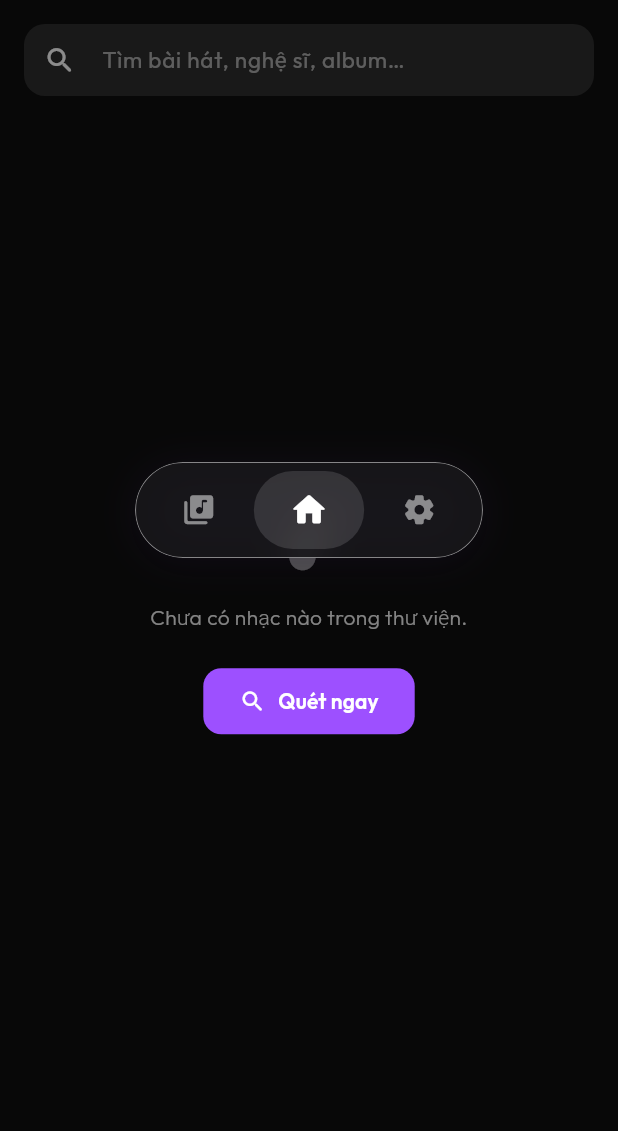
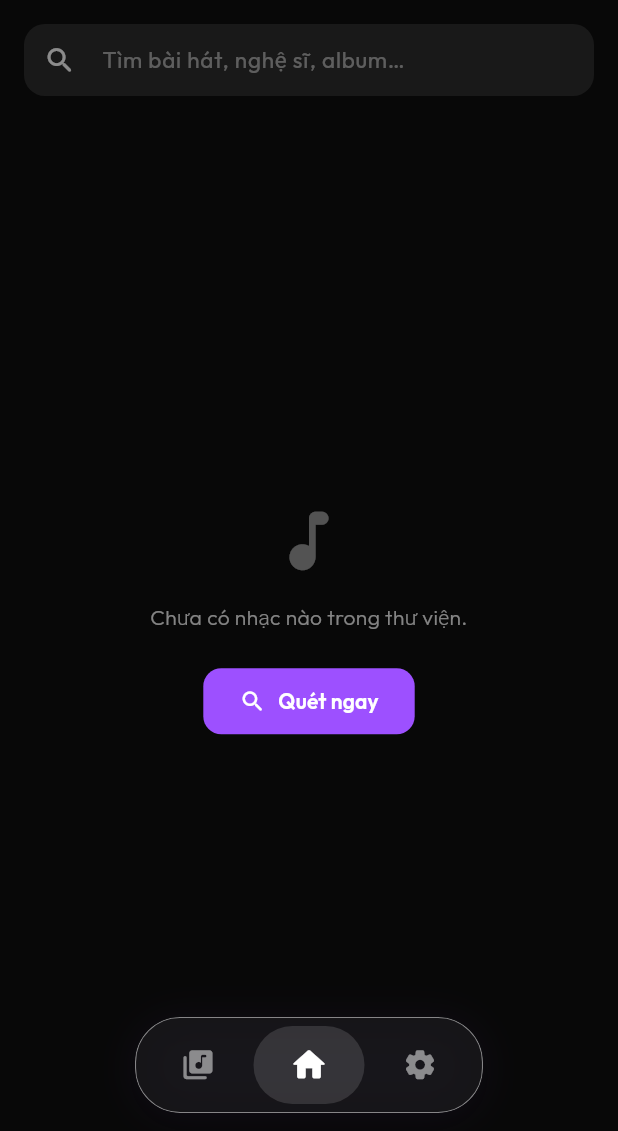
Before and after one commit to Khanq91/Muzicz, a Flutter app: the HomeScreen screen opened directly, on a phone screen of 412 x 824 dp, the part 105-1236 px from its top. Run offline on Flutter 3.47's test engine with Material 3 defaults, Android fonts, the phone set to English and light mode, and no system bars; our stand-ins replace audio_service, cached_network_image, connectivity_plus, file_picker, flutter_riverpod, google_fonts and 7 more; missing offline and left inert: just_waveform, liquid_glass_widgets; accounts and stored records are empty.

Commit message:
fix some ui error

```diff
--- a/lib/core/app_strings.dart
+++ b/lib/core/app_strings.dart
@@ -319,7 +319,7 @@ abstract final class AppStrings {
 
   // Bottom-nav style sheet
   static const bottomNavStyleSubtitle = 'Chọn phong cách thanh điều hướng dưới';
-  static const bottomNavFancyDesc = 'Kính mờ với hiệu ứng nổi bật';
+  static const bottomNavFancyDesc = 'Liquid Glass với khúc xạ ánh sáng';
   static const bottomNavNormalDesc = 'Tối giản, nền trong suốt';
 
   // Music visual sheet
--- a/lib/screens/home_screen.dart
+++ b/lib/screens/home_screen.dart
@@ -52,27 +52,22 @@ class _HomeScreenState extends State<HomeScreen> {
           Positioned.fill(
             child: IndexedStack(index: _currentIndex, children: _tabs),
           ),
-          Positioned(
-            left: 0,
-            right: 0,
-            bottom: AppBottomNavigation.miniPlayerBottom(context),
-            child: Consumer<PlayerProvider>(
-              builder:
-                  (_, player, __) =>
-                      player.currentSong != null
-                          ? const RepaintBoundary(child: MiniPlayer())
-                          : const SizedBox.shrink(),
-            ),
-          ),
         ],
       ),
-      bottomNavigationBar: AppBottomNavigation(
+      bottomNavigationBar: Consumer<PlayerProvider>(
+        builder:
+            (_, player, __) => AppBottomNavigation(
               currentIndex: _currentIndex,
               onTap: (index) {
                 if (index != 1) _homeTabKey.currentState?.clearSelection();
                 setState(() => _currentIndex = index);
               },
               style: bottomNavStyle,
+              miniPlayer:
+                  player.currentSong != null
+                      ? const MiniPlayer(embeddedInDock: true)
+                      : null,
+            ),
       ),
     );
   }
--- a/lib/screens/library_screen.dart
+++ b/lib/screens/library_screen.dart
@@ -52,6 +52,7 @@ class _LibraryScreenState extends State<LibraryScreen>
     return Scaffold(
       backgroundColor: c.background,
       body: SafeArea(
+        bottom: false,
         child: Column(
           children: [
             Padding(
--- a/lib/widgets/app_bottom_navigation.dart
+++ b/lib/widgets/app_bottom_navigation.dart
@@ -1,6 +1,7 @@
 import 'dart:ui' show ImageFilter;
 
 import 'package:flutter/material.dart';
+import 'package:liquid_glass_widgets/liquid_glass_widgets.dart';
 
 import '../providers/theme_provider.dart';
 import '../theme/app_colors_data.dart';
@@ -12,37 +13,35 @@ class AppBottomNavigation extends StatelessWidget {
     required this.currentIndex,
     required this.onTap,
     required this.style,
+    this.miniPlayer,
   });
 
   static const double _barHeight = 64;
+  static const double _miniPlayerHeight = 56;
+  static const double _dividerHeight = 1;
   static const double _bottomMargin = 12;
   static const double _topMargin = 8;
-  static const double _miniPlayerHeight = 80;
 
   final int currentIndex;
   final ValueChanged<int> onTap;
   final BottomNavStyle style;
+  final Widget? miniPlayer;
 
-  /// Space from the bottom of the body to the top of the floating navigation.
-  static double bottomOverlayExtent(BuildContext context) =>
+  static double bottomOverlayExtent(
+    BuildContext context, {
+    bool hasMiniPlayer = false,
+  }) =>
       MediaQuery.viewPaddingOf(context).bottom +
       _bottomMargin +
+      _topMargin +
       _barHeight +
-      _topMargin;
+      (hasMiniPlayer ? _miniPlayerHeight + _dividerHeight : 0);
 
-  /// Scroll space needed to bring the last row above the navigation and player.
+  /// Scroll space needed to bring the last row above the floating dock.
   static double scrollBottomPadding(
     BuildContext context, {
     bool hasMiniPlayer = false,
-  }) {
-    final overlayExtent = bottomOverlayExtent(context);
-    return hasMiniPlayer
-        ? overlayExtent + 8 + _miniPlayerHeight + 12
-        : overlayExtent + 12;
-  }
-
-  static double miniPlayerBottom(BuildContext context) =>
-      bottomOverlayExtent(context) + 8;
+  }) => bottomOverlayExtent(context, hasMiniPlayer: hasMiniPlayer) + 12;
 
   static double floatingActionBottom(
     BuildContext context, {
@@ -52,12 +51,41 @@ class AppBottomNavigation extends StatelessWidget {
   @override
   Widget build(BuildContext context) {
     final isFancy = style == BottomNavStyle.fancy;
-    return Padding(
+    final hasMiniPlayer = miniPlayer != null;
+    final dockHeight =
+        _barHeight + (hasMiniPlayer ? _miniPlayerHeight + _dividerHeight : 0);
+    final dock = Column(
+      mainAxisSize: MainAxisSize.min,
+      children: [
+        if (miniPlayer != null) ...[
+          SizedBox(height: _miniPlayerHeight, child: miniPlayer),
+          Padding(
+            padding: const EdgeInsets.symmetric(horizontal: 14),
+            child: Container(
+              height: _dividerHeight,
+              color: context.appColors.glassBorder.withValues(alpha: 0.42),
+            ),
+          ),
+        ],
+        SizedBox(
+          height: _barHeight,
+          child: _FloatingNavigationPill(
+            currentIndex: currentIndex,
+            onTap: onTap,
+            isFancy: isFancy,
+          ),
+        ),
+      ],
+    );
+
+    return SizedBox(
       key: ValueKey(
         isFancy
             ? 'premium-glass-bottom-navigation'
             : 'normal-bottom-navigation',
       ),
+      height: bottomOverlayExtent(context, hasMiniPlayer: hasMiniPlayer),
+      child: Padding(
         padding: EdgeInsets.fromLTRB(
           16,
           _topMargin,
@@ -69,12 +97,99 @@ class AppBottomNavigation extends StatelessWidget {
             constraints: const BoxConstraints(maxWidth: 232),
             child: SizedBox(
               width: double.infinity,
-            height: _barHeight,
-            child: _FloatingNavigationPill(
-              currentIndex: currentIndex,
-              onTap: onTap,
+              height: dockHeight,
+              child: _DockSurface(
                 isFancy: isFancy,
+                height: dockHeight,
+                child: dock,
               ),
+            ),
+          ),
+        ),
+      ),
+    );
+  }
+}
+
+class _DockSurface extends StatelessWidget {
+  const _DockSurface({
+    required this.child,
+    required this.isFancy,
+    required this.height,
+  });
+
+  final Widget child;
+  final bool isFancy;
+  final double height;
+
+  @override
+  Widget build(BuildContext context) {
+    final c = context.appColors;
+    final borderRadius = BorderRadius.circular(30);
+    final shadow = [
+      BoxShadow(
+        color: Colors.black.withValues(alpha: isFancy ? 0.25 : 0.18),
+        blurRadius: isFancy ? 26 : 20,
+        offset: const Offset(0, 8),
+      ),
+      BoxShadow(
+        color: c.primary.withValues(alpha: isFancy ? 0.12 : 0.06),
+        blurRadius: 22,
+        offset: const Offset(0, 2),
+      ),
+    ];
+
+    if (isFancy) {
+      return Container(
+        decoration: BoxDecoration(
+          borderRadius: borderRadius,
+          boxShadow: shadow,
+        ),
+        child: GlassCard(
+          key: const ValueKey('liquid-glass-bottom-dock'),
+          height: height,
+          padding: EdgeInsets.zero,
+          useOwnLayer: true,
+          quality: GlassQuality.premium,
+          shape: const LiquidRoundedSuperellipse(borderRadius: 30),
+          clipBehavior: Clip.antiAlias,
+          settings: LiquidGlassSettings(
+            glassColor: c.glassBg.withValues(alpha: 0.04),
+            thickness: 34,
+            blur: 2,
+            lightIntensity: 0.52,
+            chromaticAberration: 0.025,
+            ambientStrength: 0.14,
+            ambientRim: 0.16,
+            refractiveIndex: 1.28,
+            saturation: 1.4,
+            glowIntensity: 0.9,
+          ),
+          child: child,
+        ),
+      );
+    }
+
+    return Container(
+      decoration: BoxDecoration(borderRadius: borderRadius, boxShadow: shadow),
+      child: ClipRRect(
+        borderRadius: borderRadius,
+        child: BackdropFilter(
+          filter: ImageFilter.blur(sigmaX: 12, sigmaY: 12),
+          child: Container(
+            height: height,
+            decoration: BoxDecoration(
+              color: c.card.withValues(alpha: 0.62),
+              borderRadius: borderRadius,
+            ),
+            foregroundDecoration: BoxDecoration(
+              borderRadius: borderRadius,
+              border: Border.all(
+                color: c.glassBorder.withValues(alpha: 0.48),
+                width: 0.7,
+              ),
+            ),
+            child: child,
           ),
         ),
       ),
@@ -95,46 +210,13 @@ class _FloatingNavigationPill extends StatelessWidget {
 
   @override
   Widget build(BuildContext context) {
-    final c = context.appColors;
-    final borderRadius = BorderRadius.circular(32);
     final tabs = [
       (Icons.library_music_rounded, AppStrings.library),
       (Icons.home_rounded, AppStrings.tabHome),
       (Icons.settings_rounded, AppStrings.settings),
     ];
 
-    return Container(
-      decoration: BoxDecoration(
-        borderRadius: borderRadius,
-        boxShadow: [
-          BoxShadow(
-            color: Colors.black.withValues(alpha: isFancy ? 0.24 : 0.18),
-            blurRadius: isFancy ? 26 : 20,
-            offset: const Offset(0, 8),
-          ),
-          BoxShadow(
-            color: c.primary.withValues(alpha: isFancy ? 0.10 : 0.06),
-            blurRadius: 22,
-            offset: const Offset(0, 2),
-          ),
-        ],
-      ),
-      child: ClipRRect(
-        borderRadius: borderRadius,
-        child: BackdropFilter(
-          filter: ImageFilter.blur(
-            sigmaX: isFancy ? 18 : 12,
-            sigmaY: isFancy ? 18 : 12,
-          ),
-          child: Container(
-            decoration: BoxDecoration(
-              color: c.card.withValues(alpha: isFancy ? 0.48 : 0.62),
-              borderRadius: borderRadius,
-              border: Border.all(
-                color: c.glassBorder.withValues(alpha: isFancy ? 0.72 : 0.48),
-                width: 0.7,
-              ),
-            ),
+    return Padding(
       padding: const EdgeInsets.all(5),
       child: Row(
         children: [
@@ -149,9 +231,6 @@ class _FloatingNavigationPill extends StatelessWidget {
               ),
             ),
         ],
-            ),
-          ),
-        ),
       ),
     );
   }
--- a/lib/widgets/mini_player.dart
+++ b/lib/widgets/mini_player.dart
@@ -12,7 +12,9 @@ import '../screens/now_playing_screen.dart';
 import 'package:muziczz/core/app_strings.dart';
 
 class MiniPlayer extends StatelessWidget {
-  const MiniPlayer({super.key});
+  const MiniPlayer({super.key, this.embeddedInDock = false});
+
+  final bool embeddedInDock;
 
   @override
   Widget build(BuildContext context) {
@@ -54,6 +56,7 @@ class MiniPlayer extends StatelessWidget {
       },
       child: _MiniPlayerSurface(
         useLiquidGlass: useLiquidGlass,
+        embeddedInDock: embeddedInDock,
         child: Stack(
           children: [
             // ── Progress line at bottom ─────────────────────────────
@@ -73,8 +76,11 @@ class MiniPlayer extends StatelessWidget {
               ),
               child: Row(
                 children: [
-                  _AlbumArt(albumId: song.albumId),
-                  const SizedBox(width: 12),
+                  _AlbumArt(
+                    albumId: song.albumId,
+                    size: embeddedInDock ? 36 : 44,
+                  ),
+                  SizedBox(width: embeddedInDock ? 8 : 12),
                   Expanded(
                     child: Column(
                       mainAxisAlignment: MainAxisAlignment.center,
@@ -105,8 +111,12 @@ class MiniPlayer extends StatelessWidget {
                     ),
                   ),
                   // UX 4: Controls with loading state
-                  _MiniControls(player: player),
-                  _CloseButton(player: player),
+                  if (embeddedInDock)
+                    _SmartPlayPauseButton(player: player)
+                  else ...[
+                    _MiniControls(player: player),
+                    _CloseButton(player: player),
+                  ],
                 ],
               ),
             ),
@@ -120,14 +130,23 @@ class MiniPlayer extends StatelessWidget {
 // ── Close button ──────────────────────────────────────────────────────────────
 
 class _MiniPlayerSurface extends StatelessWidget {
-  const _MiniPlayerSurface({required this.useLiquidGlass, required this.child});
+  const _MiniPlayerSurface({
+    required this.useLiquidGlass,
+    required this.embeddedInDock,
+    required this.child,
+  });
 
   final bool useLiquidGlass;
+  final bool embeddedInDock;
   final Widget child;
 
   @override
   Widget build(BuildContext context) {
     final c = context.appColors;
+    if (embeddedInDock) {
+      return SizedBox(height: 56, child: child);
+    }
+
     if (useLiquidGlass) {
       return GlassCard(
         key: const ValueKey('mini-player-glass-card'),
@@ -267,15 +286,16 @@ class _CloseButton extends StatelessWidget {
 // ── Album art ─────────────────────────────────────────────────────────────────
 
 class _AlbumArt extends StatelessWidget {
-  const _AlbumArt({required this.albumId});
+  const _AlbumArt({required this.albumId, this.size = 44});
   final int albumId;
+  final double size;
 
   @override
   Widget build(BuildContext context) {
     final c = context.appColors;
     return Container(
-      width: 44,
-      height: 44,
+      width: size,
+      height: size,
       decoration: BoxDecoration(
         borderRadius: BorderRadius.circular(10),
         color: c.surface,
```
Also changed, not shown: 1 other file. Lines whose indentation alone changed are shown as unchanged.
